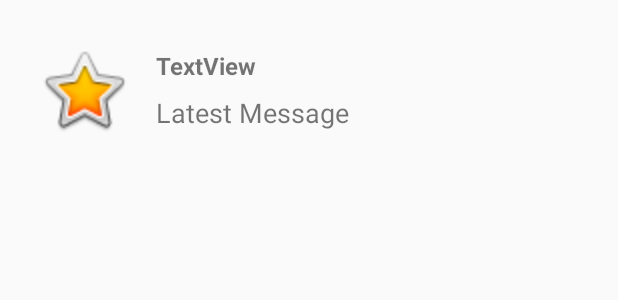
After one commit to oslover/kotlin_firebase_chat, an Android app: the layout latest_message_row.xml on its own in the app's theme, with its tools: preview values and no code run, on a phone screen of 412 x 824 dp. The commit adds this screen. Shown: the top 300 px of the screen. Run offline under Robolectric (Android 15) with nearby library versions, the phone set to English and light mode, and no system bars.

Commit message:
Latest Message Update Content

```diff
--- a/app/src/main/java/com/oslover/kotlinfirbasechat/messages/ChatLogActivity.kt
+++ b/app/src/main/java/com/oslover/kotlinfirbasechat/messages/ChatLogActivity.kt
@@ -106,6 +106,11 @@ class ChatLogActivity : AppCompatActivity() {
 
                 }
         toRef.setValue(chatMessage)
+
+        val latestMessageRef = FirebaseDatabase.getInstance().getReference("latest-messages/$fromId/$toId")
+        latestMessageRef.setValue(chatMessage)
+        val toLatestMessageRef = FirebaseDatabase.getInstance().getReference("latest-messages/$toId/$fromId")
+        toLatestMessageRef.setValue(chatMessage)
     }
 }
 
--- /dev/null
+++ b/app/src/main/res/layout/latest_message_row.xml
@@ -0,0 +1,53 @@
+<?xml version="1.0" encoding="utf-8"?>
+<android.support.constraint.ConstraintLayout xmlns:android="http://schemas.android.com/apk/res/android"
+    xmlns:app="http://schemas.android.com/apk/res-auto"
+    xmlns:tools="http://schemas.android.com/tools"
+    android:layout_width="match_parent"
+    android:layout_height="120dp">
+
+    <ImageView
+        android:id="@+id/imageView"
+        android:layout_width="64dp"
+        android:layout_height="64dp"
+        android:layout_marginBottom="8dp"
+        android:layout_marginLeft="24dp"
+        android:layout_marginStart="24dp"
+        android:layout_marginTop="8dp"
+        app:layout_constraintBottom_toBottomOf="parent"
+        app:layout_constraintStart_toStartOf="parent"
+        app:layout_constraintTop_toTopOf="parent"
+        app:srcCompat="@android:drawable/btn_star_big_on" />
+
+    <TextView
+        android:id="@+id/username_text_latest_message_row"
+        android:layout_width="wrap_content"
+        android:layout_height="wrap_content"
+        android:layout_marginLeft="16dp"
+        android:layout_marginStart="16dp"
+        android:layout_marginTop="8dp"
+        android:text="TextView"
+        android:textStyle="bold"
+        android:textSize="16dp"
+        app:layout_constraintBottom_toTopOf="@+id/last_message_latest_message_row"
+        app:layout_constraintStart_toEndOf="@+id/imageView"
+        app:layout_constraintTop_toTopOf="parent"
+        app:layout_constraintVertical_chainStyle="packed" />
+
+    <TextView
+        android:id="@+id/last_message_latest_message_row"
+        android:layout_width="0dp"
+        android:layout_height="wrap_content"
+        android:layout_marginBottom="8dp"
+        android:layout_marginEnd="8dp"
+        android:layout_marginLeft="16dp"
+        android:layout_marginRight="8dp"
+        android:layout_marginStart="16dp"
+        android:layout_marginTop="8dp"
+        android:text="Latest Message"
+        android:textSize="18dp"
+        app:layout_constraintBottom_toBottomOf="parent"
+        app:layout_constraintEnd_toEndOf="parent"
+        app:layout_constraintHorizontal_bias="0.5"
+        app:layout_constraintStart_toEndOf="@+id/imageView"
+        app:layout_constraintTop_toBottomOf="@+id/username_text_latest_message_row" />
+</android.support.constraint.ConstraintLayout>
```
Also changed, not shown: app/src/main/java/com/oslover/kotlinfirbasechat/messages/LatestMessagesActivity.kt (+61 -4 lines), app/src/main/res/layout/activity_latest_messages.xml (+9 -0 lines).
